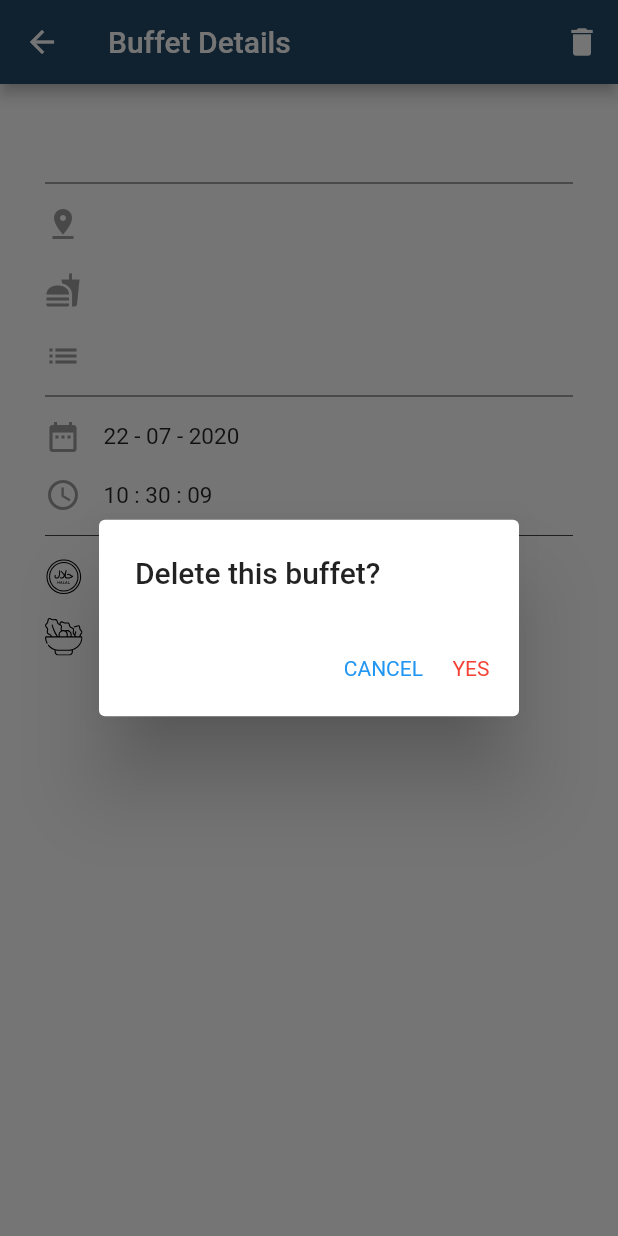
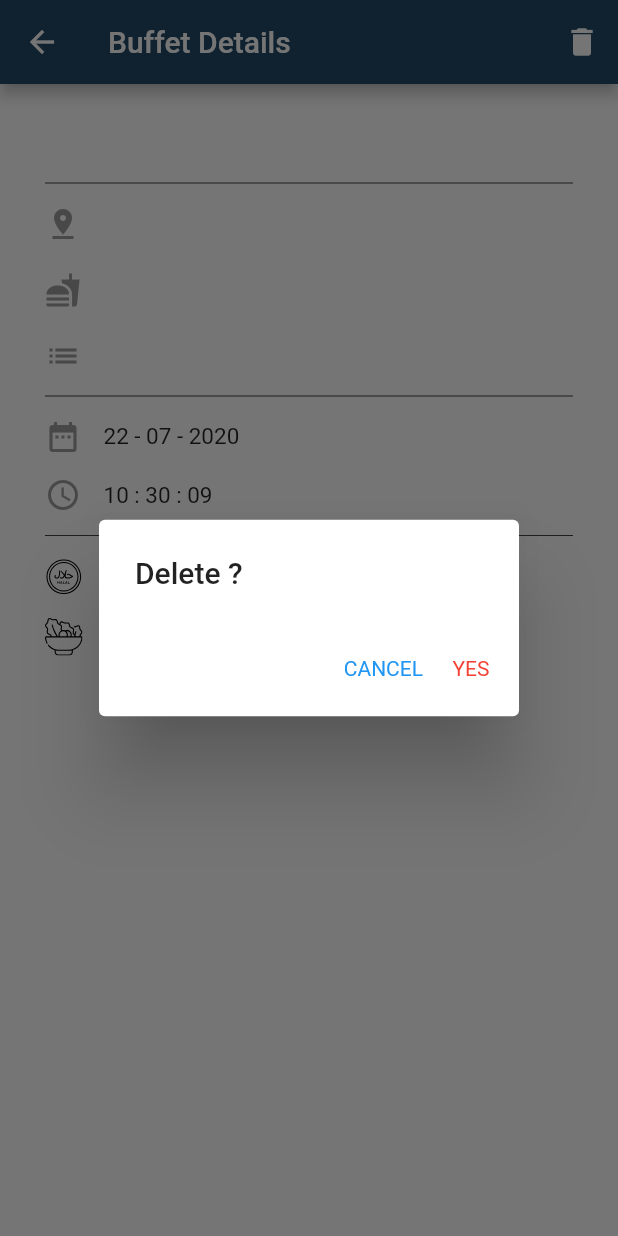
Before and after one commit to neohaojun/makanforfree, a Flutter app: the DetailsPage screen opened directly with empty values, after a tap on the "delete" icon, on a phone screen of 412 x 824 dp. Run offline on Flutter 3.47's test engine with Material 2 defaults, Android fonts, the phone set to English and light mode, and no system bars; our stand-ins replace cloud_firestore, firebase_auth, flutter_datetime_picker, flutter_svg, google_fonts, google_sign_in; accounts and stored records are empty.

Commit message:
Edited 'Delete' Alert Box

```diff
--- a/lib/screens/home/details.dart
+++ b/lib/screens/home/details.dart
@@ -4,7 +4,7 @@ import 'package:cloud_firestore/cloud_firestore.dart';
 import 'package:flutter_svg/flutter_svg.dart';
 import 'package:intl/intl.dart';
 import 'home.dart';
-import 'edit.dart';
+// import 'edit.dart';
 
 class DetailsPage extends StatefulWidget {
   final DocumentSnapshot buffet;
@@ -53,7 +53,7 @@ class _DetailsPageState extends State<DetailsPage> {
 
     // set up the AlertDialog
     AlertDialog alert = AlertDialog(
-      title: Text("Delete this buffet?"),
+      title: Text("Delete " + widget.buffet.data["title"] + "?"),
       // content: Text("Delete this buffet?"),
       actions: [
         cancelButton,
```
